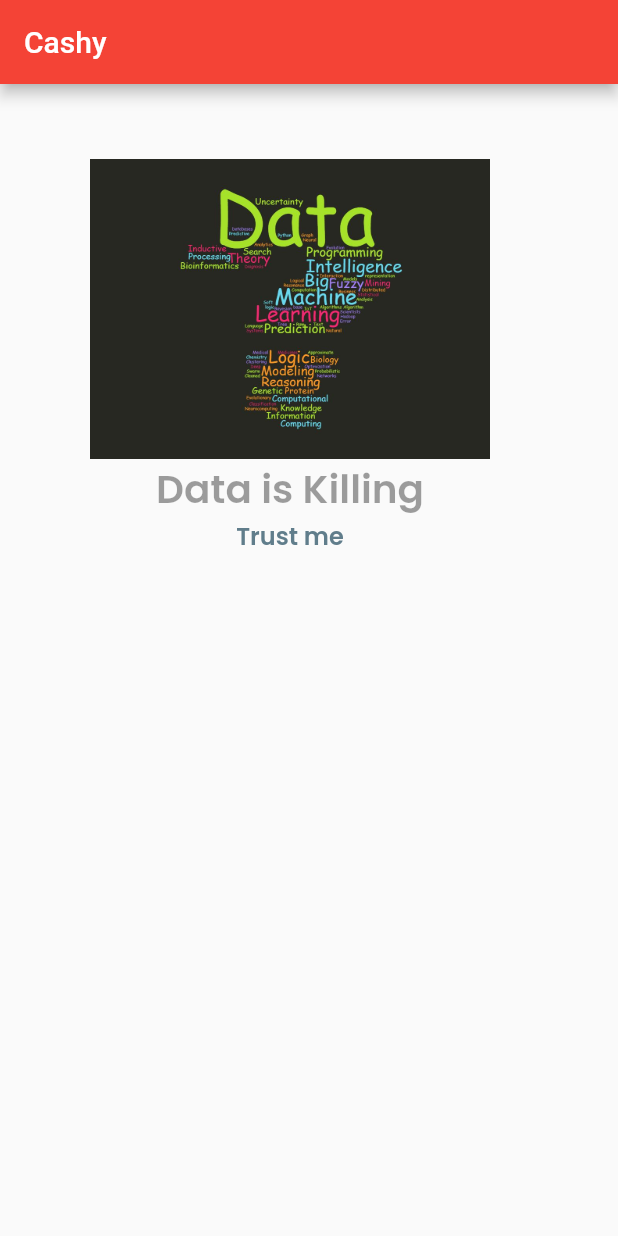
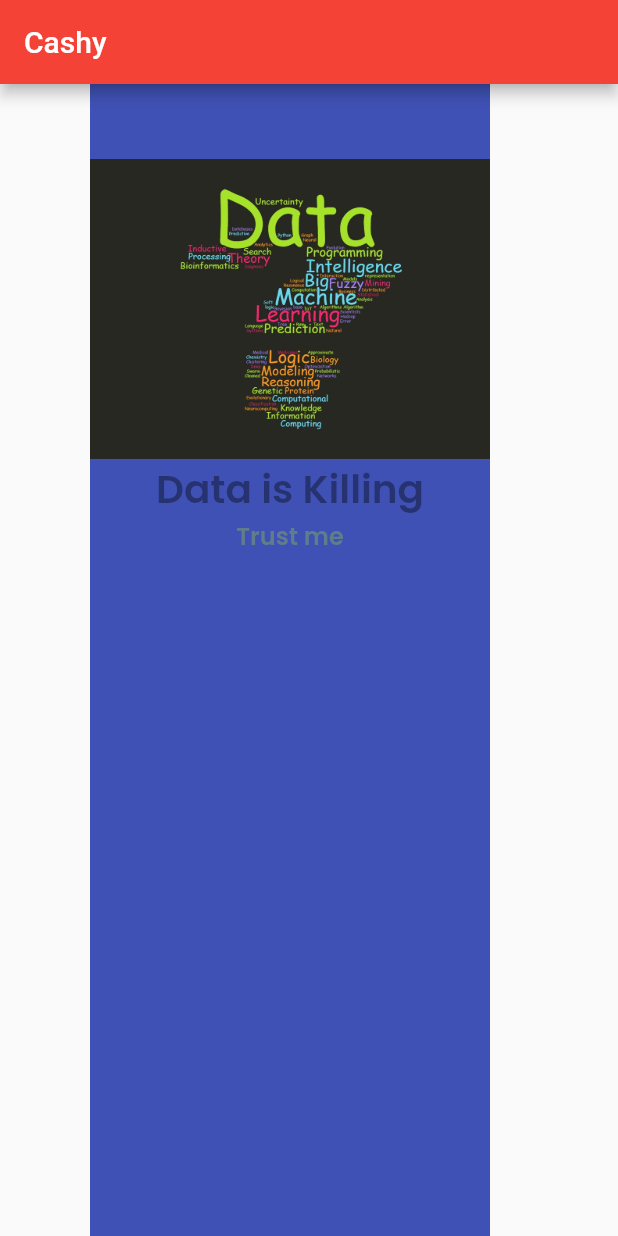
Before and after one commit to aprxty3/ReLearn, a Flutter app: the screen it shows after launch, on a phone screen of 412 x 824 dp. Run offline on Flutter 3.47's test engine with Material 2 defaults, Android fonts, the light colour scheme and no system bars.

Commit message:
set textalign

```diff
--- a/lib/main.dart
+++ b/lib/main.dart
@@ -24,6 +24,7 @@
           ),
           body: SafeArea(
             child: Container(
+                color: Colors.indigo,
                 margin: const EdgeInsets.only(
                   left: 60.0,
                   top: 0,
@@ -50,6 +51,7 @@
                     Text(
                       "Trust me",
                       style: subHeader,
+                      textAlign: TextAlign.center,
                     )
                   ],
                 )),
```
